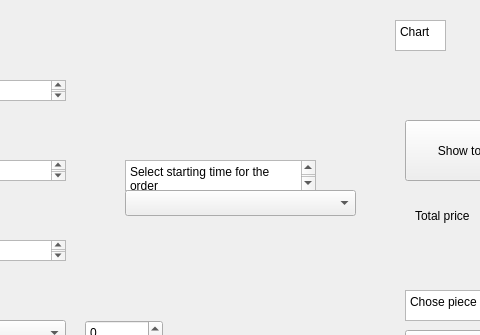
Before: the Qt Designer form Chart_creator.ui in Simlebo/Project_3BM, drawn with Qt 5; both pictures show x 175 to 655 and y 0 to 335 of the 940 by 883 pixel window.
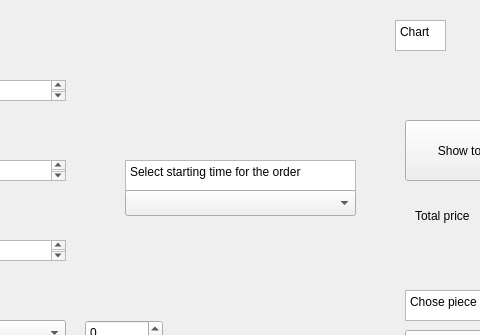
After: the same form once the commit is applied.

Diff of the .ui file:
```diff
--- a/Chart_creator.ui
+++ b/Chart_creator.ui
@@ -449,7 +449,7 @@
     <rect>
      <x>300</x>
      <y>160</y>
-     <width>191</width>
+     <width>231</width>
      <height>31</height>
     </rect>
    </property>
```
